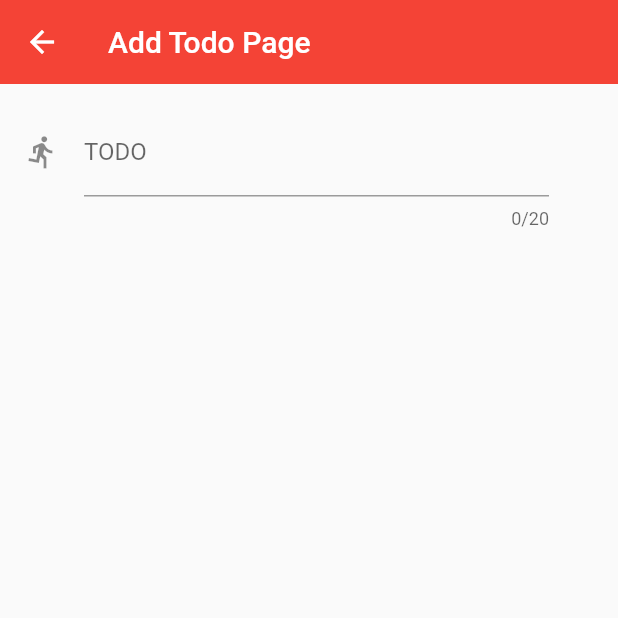
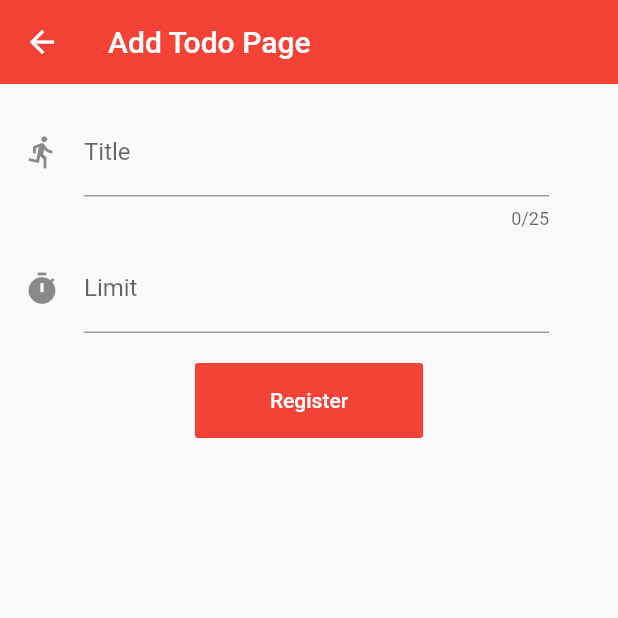
Before and after one commit to shuuun/TodoListWithFlutter, a Flutter app: the AddTodoPage screen opened by its route, on a phone screen of 412 x 824 dp, the top half of it. Run offline on Flutter 3.47's test engine with Material 2 defaults, Android fonts, the phone set to English and light mode, and no system bars.

Commit message:
TextFieldの値を取れるようになった

```diff
--- a/lib/addTodo.dart
+++ b/lib/addTodo.dart
@@ -13,7 +13,23 @@ class AddTodoPage extends StatelessWidget {
   }
 }
 
-class CreateTodo extends StatelessWidget {
+class CreateTodo extends StatefulWidget {
+  @override
+  _CreateTodoState createState() => _CreateTodoState();
+}
+
+class _CreateTodoState extends State<CreateTodo> {
+
+  final titleTextController = TextEditingController();
+  final limitTextController = TextEditingController();
+
+  @override
+  void dispose() {
+    titleTextController.dispose();
+    limitTextController.dispose();
+    super.dispose();
+  }
+
   @override
   Widget build(BuildContext context) {
     return Form(
@@ -24,10 +40,36 @@ class CreateTodo extends StatelessWidget {
             Padding(
               padding: EdgeInsets.fromLTRB(0, 0, 30, 10),
               child: TextFormField(
-                maxLength: 20,
+                maxLength: 25,
+                controller: titleTextController,
                 decoration: InputDecoration(
-                  labelText: "TODO",
+                  labelText: 'Title',
                   icon: Icon(Icons.directions_run)
+                ),
+              ),
+            ),
+            Padding(
+              padding: EdgeInsets.fromLTRB(0, 0, 30, 10),
+              child: TextFormField(
+                controller: limitTextController,
+                decoration: InputDecoration(
+                  labelText: 'Limit',
+                  icon: Icon(Icons.timer),
+                ),
+              ),
+            ),
+            Padding(
+              padding: EdgeInsets.only(top: 10),
+              child: RaisedButton(
+                elevation: 0,
+                padding: EdgeInsets.fromLTRB(50, 17, 50, 17),
+                onPressed: () {
+                  registerTodo(titleTextController.text, limitTextController.text);
+                },
+                color: Colors.red,
+                child: Text(
+                  "Register",
+                  style: TextStyle(color: Colors.white),
                 ),
               ),
             )
@@ -37,3 +79,8 @@ class CreateTodo extends StatelessWidget {
     );
   }
 }
+
+void registerTodo(String title, String limit) {
+  print(title);
+  print(limit);
+}
```
